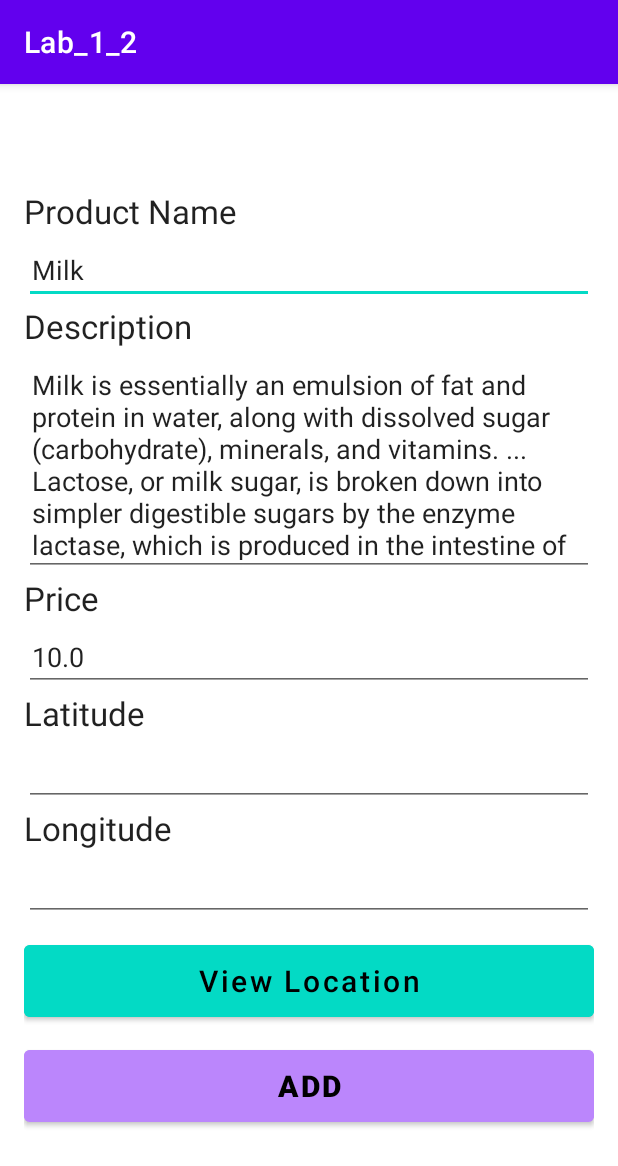
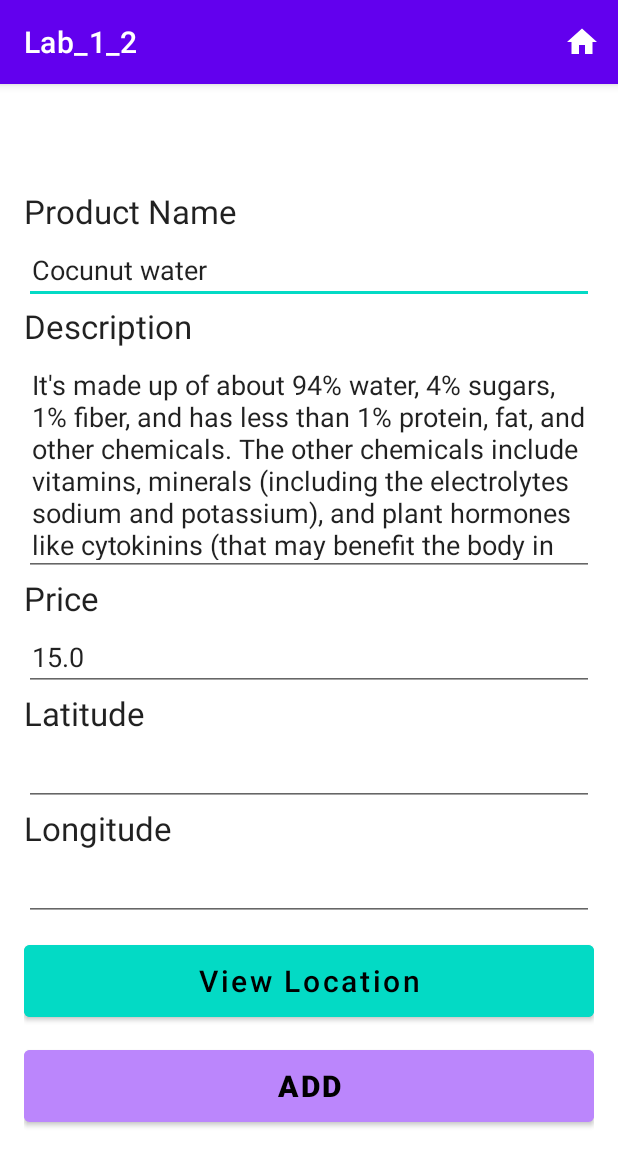
Before and after one commit to FebinRukfan/Lab_1_2_FebinRukfan_C0826772_Android, an Android app: the screen it shows after launch (ProdutInfoActivity), on a phone screen of 412 x 824 dp. Shown: the top 1166 px of the screen. Run offline under Robolectric (Android 15) with nearby library versions, the phone set to English and light mode, and no system bars; our stand-ins replace Room's generated code.

Commit message:
added home button in actionbar

```diff
--- a/app/src/main/java/com/febinrukfan/lab_1_2_febinrukfansajidshakkeela_c0826772_android/ProdutInfoActivity.java
+++ b/app/src/main/java/com/febinrukfan/lab_1_2_febinrukfansajidshakkeela_c0826772_android/ProdutInfoActivity.java
@@ -5,6 +5,7 @@ import androidx.lifecycle.ViewModelProvider;
 
 import android.os.Bundle;
 import android.util.Log;
+import android.view.Menu;
 import android.view.View;
 import android.widget.Toast;
 
@@ -42,13 +43,20 @@ public class ProdutInfoActivity extends AppCompatActivity {
 
     }
 
+
+    @Override
+    public boolean onCreateOptionsMenu(Menu menu) {
+
+        getMenuInflater().inflate(R.menu.mymenu, menu);
+        return super.onCreateOptionsMenu(menu);
+    }
+
     private void showProductInfo() {
 
 
         productViewModel.getFirstProduct().observe(this, products -> {
             if (products.size() != 0) {
 
-                Toast.makeText(this, products.size()+"", Toast.LENGTH_SHORT).show();
 
                 binding.etPname.setText(products.get(0).getProductName());
                 binding.etPdesc.setText(products.get(0).getProductDesc());
--- /dev/null
+++ b/app/src/main/res/drawable/ic_baseline_home_24.xml
@@ -0,0 +1,10 @@
+<vector xmlns:android="http://schemas.android.com/apk/res/android"
+    android:width="24dp"
+    android:height="24dp"
+    android:viewportWidth="24"
+    android:viewportHeight="24"
+    android:tint="?attr/colorControlNormal">
+  <path
+      android:fillColor="@android:color/white"
+      android:pathData="M10,20v-6h4v6h5v-8h3L12,3 2,12h3v8z"/>
+</vector>
--- /dev/null
+++ b/app/src/main/res/menu/mymenu.xml
@@ -0,0 +1,9 @@
+<menu xmlns:android="http://schemas.android.com/apk/res/android"
+    xmlns:app="http://schemas.android.com/apk/res-auto">
+    <item
+        android:id="@+id/mybutton"
+        android:title=""
+        app:showAsAction="always"
+        android:icon="@drawable/ic_baseline_home_24"
+        />
+</menu>
```
